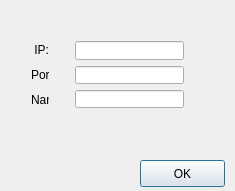
Above: Client/ipbox.ui from KaraJ/conpenguum before the change. Below: the same form after it.
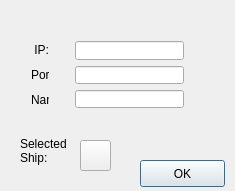
That is the form after the change.

Diff of the .ui file:
```diff
--- a/Client/ipbox.ui
+++ b/Client/ipbox.ui
@@ -105,6 +105,36 @@
     </item>
    </layout>
   </widget>
+  <widget class="QPushButton" name="iconBtn">
+   <property name="enabled">
+    <bool>true</bool>
+   </property>
+   <property name="geometry">
+    <rect>
+     <x>80</x>
+     <y>140</y>
+     <width>31</width>
+     <height>31</height>
+    </rect>
+   </property>
+   <property name="text">
+    <string/>
+   </property>
+  </widget>
+  <widget class="QLabel" name="label">
+   <property name="geometry">
+    <rect>
+     <x>20</x>
+     <y>130</y>
+     <width>61</width>
+     <height>41</height>
+    </rect>
+   </property>
+   <property name="text">
+    <string>Selected
+Ship:</string>
+   </property>
+  </widget>
  </widget>
  <layoutdefault spacing="6" margin="11"/>
  <resources/>
```
